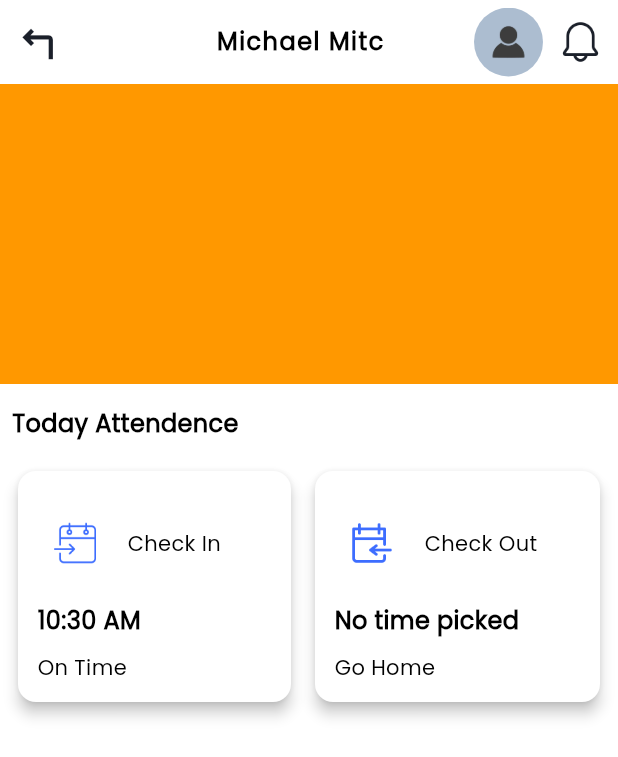
After one commit to SharvariChavan009/shivsuman_trainer, a Flutter app: the SelfAttendenceScreen screen opened directly, after a tap on "Check In", on a phone screen of 412 x 824 dp. The commit adds this screen. Shown: the top 757 px of the screen. Run offline on Flutter 3.47's test engine with Material 3 defaults, Android fonts, the phone set to English and light mode, and no system bars; our stand-ins replace auto_size_text, bloc, carousel_slider, dio, flutter_bloc, image_picker and 1 more.

Commit message:
add self attendence UI

```diff
--- a/lib/core/common/images/images_constant.dart
+++ b/lib/core/common/images/images_constant.dart
@@ -3,12 +3,7 @@ class AppImages {
   static const companyLogo = "asset/images/companyLogo.webp";
   static const loginscreenLogo = "asset/images/Carpool-bro 1.webp";
   static const personPlaceholder = "asset/images/person.webp";
-  static const videoThumbnail  = "asset/images/video_thumbnail.webp";
-
-
-
-
-
+  static const videoThumbnail = "asset/images/video_thumbnail.webp";
 
 // "assets/image/app_background.jpg";
 }
@@ -20,18 +15,16 @@ class AllIcons {
   static const expensives = "asset/images/coins.webp";
   static const settings = "asset/images/settings 1.webp";
 
-   static const profile = "asset/images/8572917.webp";
+  static const profile = "asset/images/8572917.webp";
   static const notification1 = "asset/images/bell.webp";
   static const notification2 = "asset/images/push notification.webp";
   static const changepassword = "asset/images/changepassword.webp";
   static const deleteAccount = "asset/images/delete account.webp";
 
-
+  static const checkIn = "asset/images/check-in.webp";
+  static const checkOut = "asset/images/check-in (1).webp";
+  static const breakTime = "asset/images/cup-of-drink.webp";
+  static const totalDays = "asset/images/calendar.webp";
 
   static const check = "asset/images/image 87.webp";
-
-
-
-
-
 }
--- a/lib/features/auth/presentation/otp_screen.dart
+++ b/lib/features/auth/presentation/otp_screen.dart
@@ -219,13 +219,12 @@ class _OtpScreenState extends State<OtpScreen> {
         ),
         centerTitle: true,
       ),
-      body: Column(
+      body:SingleChildScrollView(
+        child: Column(
           mainAxisAlignment: MainAxisAlignment.center,
           crossAxisAlignment: CrossAxisAlignment.center,
           children: [
-          Expanded(
-            flex: 5,
-            child: Center(
+            Center(
               child: SizedBox(
                 height: ScreenDimension.screenHeight * 0.34,
                 child: Image.asset(
@@ -234,10 +233,8 @@ class _OtpScreenState extends State<OtpScreen> {
                 ),
               ),
             ),
-          ),
-          Expanded(
-              flex: 5,
-              child: Container(
+
+            Container(
               child: Column(
                 children: [
                   Row(
@@ -349,8 +346,9 @@ class _OtpScreenState extends State<OtpScreen> {
                       ]))
                 ],
               ),
-              )),
+            ),
           ],
+        ),
       ),
     );
   }
--- a/lib/features/home/delete_accountt/dialogBox/delete_dialog.dart
+++ b/lib/features/home/delete_accountt/dialogBox/delete_dialog.dart
@@ -1,5 +1,5 @@
 import 'package:car_trainer_application/core/common/colors.dart';
-import 'package:car_trainer_application/core/common/images/images_constant.dart';
+
 import 'package:car_trainer_application/core/common/utils/screen_dimension.dart';
 import 'package:flutter/material.dart';
 
@@ -16,15 +16,14 @@ class _DeleteDialog extends State<DeleteDialog> {
     return Dialog(
       backgroundColor: Colors.white,
       child: SizedBox(
-        width: ScreenDimension.screenWidth * 0.9,
-        height: ScreenDimension.screenHeight * 0.21,
+        height: ScreenDimension.screenHeight * 0.24,
+        width: ScreenDimension.screenWidth * 0.89,
         child: Container(
           decoration: BoxDecoration(
               color: Colors.white, borderRadius: BorderRadius.circular(15)),
           child: Padding(
             padding:
                 const EdgeInsets.only(top: 5.0, bottom: 8, right: 10, left: 20),
-            child: SingleChildScrollView(
             child: Column(
               crossAxisAlignment: CrossAxisAlignment.center,
               children: [
@@ -36,25 +35,28 @@ class _DeleteDialog extends State<DeleteDialog> {
                     color: AppColors.errorColor,
                   ),
                 ),
-                  Row(
+                Padding(
+                  padding: const EdgeInsets.only(left: 2, top: 20),
+                  child: Row(
                     mainAxisAlignment: MainAxisAlignment.start,
                     children: [
-                      Padding(
-                        padding: const EdgeInsets.only(top: 15),
+                      SizedBox(
+                        width: ScreenDimension.screenWidth * 0.70,
                         child: Text(
-                          textAlign: TextAlign.center,
+                          textAlign: TextAlign.start,
                           "Do you want to delete this account?",
                           style: TextStyle(
+                            fontWeight: FontWeight.bold,
                               color: Colors.black,
-                              fontWeight: FontWeight.bold,
-                              fontSize: 16,
+                              fontSize: 14,
                               fontFamily: "Poppins"),
                         ),
-                      ),
+                      )
                     ],
                   ),
+                ),
                 Padding(
-                    padding: const EdgeInsets.only(top: 35.0),
+                  padding: const EdgeInsets.only(top: 30.0),
                   child: Row(
                     mainAxisAlignment: MainAxisAlignment.center,
                     children: [
@@ -111,7 +113,6 @@ class _DeleteDialog extends State<DeleteDialog> {
           ),
         ),
       ),
-      ),
     );
   }
 }
--- a/lib/features/home/presentation/home_screen.dart
+++ b/lib/features/home/presentation/home_screen.dart
@@ -4,6 +4,7 @@ import 'package:car_trainer_application/core/common/images/images_constant.dart'
 import 'package:car_trainer_application/core/common/utils/screen_dimension.dart';
 import 'package:car_trainer_application/core/navigation/navigationHelper.dart';
 import 'package:car_trainer_application/features/home/notification/presentation/notification_screen.dart';
+import 'package:car_trainer_application/features/home/self_attendence/presentation/self_attendence_screen.dart';
 import 'package:car_trainer_application/features/home/settings/presentation/setting_screen.dart';
 import 'package:car_trainer_application/features/home/training_videos/presentation/training_videos_screen.dart';
 import 'package:flutter/material.dart';
@@ -78,7 +79,7 @@ class _HomeScreenState extends State<HomeScreen> {
             //! Container 1
 
             Expanded(
-              flex: 3,
+              flex: 4,
               child: Column(
                 children: [
                   CarouselSlider.builder(
@@ -131,6 +132,9 @@ class _HomeScreenState extends State<HomeScreen> {
                             if (index == 0) {
                               NavigationHelper.navigateTo(
                                   context, TrainingVideosScreen());
+                            } else if (index == 1) {
+                              NavigationHelper.navigateTo(
+                                  context, SelfAttendenceScreen());
                             }
                           },
                         );
--- a/lib/features/home/profile/presentation/dialogBox/profile_dialog.dart
+++ b/lib/features/home/profile/presentation/dialogBox/profile_dialog.dart
@@ -13,37 +13,43 @@ class ProfileDialog extends StatefulWidget {
 class _ProfileDialogState extends State<ProfileDialog> {
   @override
   Widget build(BuildContext context) {
-    return    Dialog(
+    return Dialog(
       backgroundColor: Colors.white,
       child: SizedBox(
-                width: ScreenDimension.screenWidth * 0.9,
-                height: ScreenDimension.screenHeight * 0.20,
+        width: ScreenDimension.screenWidth * 0.70,
+        height: ScreenDimension.screenHeight * 0.24,
         child: Container(
           decoration: BoxDecoration(
-                      color: Colors.white,
-                      borderRadius: BorderRadius.circular(15)),
+              color: Colors.white, borderRadius: BorderRadius.circular(15)),
           child: Padding(
-                    padding: const EdgeInsets.only(
-                        top: 5.0, bottom: 8, right: 10, left: 20),
+            padding:
+                const EdgeInsets.only(top: 5.0, bottom: 8, right: 10, left: 20),
             child: SingleChildScrollView(
               child: Column(
                 crossAxisAlignment: CrossAxisAlignment.center,
                 children: [
-                         Image.asset(AllIcons.check,height: 100,width: 100,),
+                  Image.asset(
+                    AllIcons.check,
+                    height: 100,
+                    width: 100,
+                  ),
                   const SizedBox(
                     height: 20,
                   ),
-                          const Row(
+                  Row(
                     mainAxisAlignment: MainAxisAlignment.start,
                     children: [
-                              Text(
-                                textAlign: TextAlign.center,
-                                "Account information update successfull",
+                      SizedBox(
+                        width: ScreenDimension.screenWidth * 0.63,
+                        child: Text(
+                          textAlign: TextAlign.start,
+                          "Account information update successfully",
                           style: TextStyle(
-                                    color: AppColors.darkColor,
                               fontWeight: FontWeight.bold,
+                              color: Colors.black,
                               fontSize: 14,
                               fontFamily: "Poppins"),
+                        ),
                       )
                     ],
                   ),
@@ -54,6 +60,5 @@ class _ProfileDialogState extends State<ProfileDialog> {
         ),
       ),
     );
-
   }
 }
--- /dev/null
+++ b/lib/features/home/self_attendence/presentation/self_attendence_screen.dart
@@ -0,0 +1,316 @@
+import 'package:car_trainer_application/core/common/colors.dart';
+import 'package:car_trainer_application/core/common/images/images_constant.dart';
+import 'package:car_trainer_application/core/navigation/navigationHelper.dart';
+import 'package:car_trainer_application/features/home/notification/presentation/notification_screen.dart';
+import 'package:flutter/material.dart';
+import 'package:intl/intl.dart';
+
+class SelfAttendenceScreen extends StatefulWidget {
+  const SelfAttendenceScreen({super.key});
+
+  @override
+  State<SelfAttendenceScreen> createState() => _SelfAttendenceScreenState();
+}
+
+class _SelfAttendenceScreenState extends State<SelfAttendenceScreen> {
+  //!----------------------------------------------------------------
+  String _checkInTime = "No time picked";
+  String _checkOutTime = "No time picked";
+  String _year = "No year picked";
+  String _checkWhichFunctionCalled = "";
+  bool _checkInClicked = false;
+  bool _checkOutClicked = false;
+
+
+  void _datePicker() {
+    final DateTime now = DateTime.now();
+    final DateFormat pickYear = DateFormat('dd-MM-yyyy');
+    final String formatted = pickYear.format(now);
+
+    setState(() {
+      _year = formatted;
+    });
+  }
+
+  void _timePicker() {
+    final DateTime now = DateTime.now();
+    final DateFormat formatter = DateFormat('hh:mm a');
+    final String formatted = formatter.format(now);
+
+    setState(() {
+      _checkWhichFunctionCalled == "checkIn"
+          ? _checkInTime = formatted
+          : _checkOutTime = formatted;
+    });
+  }
+
+  //!----------------------------------------------------------------
+
+  @override
+  Widget build(BuildContext context) {
+    return Scaffold(
+      backgroundColor: Colors.white,
+      appBar: AppBar(
+        backgroundColor: Colors.white,
+        leading: GestureDetector(
+          child: const Icon(
+            Icons.turn_left,
+            size: 35,
+            color: AppColors.darkColor,
+          ),
+          onTap: () {
+            NavigationHelper.goBack(context);
+          },
+        ),
+        actions: [
+          Row(
+            children: [
+              const Text(
+                "Michael Mitc",
+                style: TextStyle(
+                    color: Colors.black,
+                    fontWeight: FontWeight.bold,
+                    fontSize: 16,
+                    letterSpacing: 1,
+                    fontFamily: "Poppins"),
+              ),
+              Padding(
+                  padding: const EdgeInsets.only(left: 60.0),
+                  child: ClipOval(
+                    child: SizedBox.fromSize(
+                      size: const Size.fromRadius(23), // Image radius
+                      child: Image.asset(AppImages.personPlaceholder,
+                          fit: BoxFit.cover),
+                    ),
+                  )),
+              GestureDetector(
+                child: const Padding(
+                  padding: EdgeInsets.only(right: 10.0, left: 10),
+                  child: ImageIcon(
+                    color: AppColors.darkColor,
+                    AssetImage(AllIcons.notification1),
+                    size: 30,
+                  ),
+                ),
+                onTap: () {
+                  NavigationHelper.navigateTo(
+                      context, const NotificationScreen());
+                },
+              ),
+            ],
+          )
+        ],
+      ),
+      body: Column(
+        children: [
+          //! Section 1
+
+          Container(
+            height: 200,
+            color: Colors.orange,
+          ),
+
+          //! Section 2
+
+          const Padding(
+            padding: EdgeInsets.only(top: 15.0, bottom: 8, left: 8),
+            child: Row(
+              mainAxisAlignment: MainAxisAlignment.start,
+              children: [
+                Text(
+                  "Today Attendence",
+                  style: TextStyle(
+                      color: Colors.black,
+                      fontWeight: FontWeight.bold,
+                      fontSize: 16,
+                      fontFamily: "Poppins"),
+                )
+              ],
+            ),
+          ),
+
+          //! Section 3
+
+          Row(
+            children: [
+              //? Container 1
+
+              Expanded(
+                  child: Padding(
+                padding: const EdgeInsets.all(8.0),
+                child: GestureDetector(
+                  child: Card(
+                    elevation: 4,
+                    color: Colors.white,
+                    child: Padding(
+                      padding: const EdgeInsets.all(13.0),
+                      child: Column(
+                        crossAxisAlignment: CrossAxisAlignment.start,
+                        children: [
+                          Padding(
+                            padding: const EdgeInsets.only(top: 10.0),
+                            child: Row(
+                              children: [
+                                Container(
+                                  height: 50,
+                                  width: 50,
+                                  decoration: BoxDecoration(
+                                      // color: Color.fromARGB(255, 134, 151, 204),
+                                      borderRadius: BorderRadius.circular(12)),
+                                  child: Padding(
+                                    padding: const EdgeInsets.all(10.0),
+                                    child: Image.asset(
+                                      AllIcons.checkIn,
+                                      fit: BoxFit.cover,
+                                      color: AppColors.buttonColorNew,
+                                    ),
+                                  ),
+                                ),
+                                const Padding(
+                                  padding: EdgeInsets.only(left: 10.0),
+                                  child: Text(
+                                    "Check In",
+                                    style: TextStyle(
+                                        color: Colors.black,
+                                        fontSize: 14,
+                                        fontFamily: "Poppins"),
+                                  ),
+                                ),
+                              ],
+                            ),
+                          ),
+                          Padding(
+                            padding: const EdgeInsets.only(top: 15.0),
+                            child: Text(
+                              _checkInTime,
+                              style: const TextStyle(
+                                  fontWeight: FontWeight.bold,
+                                  color: Colors.black,
+                                  fontSize: 16,
+                                  fontFamily: "Poppins"),
+                            ),
+                          ),
+                          const Padding(
+                            padding: EdgeInsets.only(top: 10.0),
+                            child: Text(
+                              "On Time",
+                              style: TextStyle(
+                                  color: Colors.black,
+                                  fontSize: 14,
+                                  fontFamily: "Poppins"),
+                            ),
+                          ),
+                        ],
+                      ),
+                    ),
+                  ),
+                  onTap: () {
+                    if (_checkInClicked == false) {
+                      _checkWhichFunctionCalled = "checkIn";
+                      _datePicker();
+                      _timePicker();
+                      print("CheckIn time: $_checkInTime & Year: $_year");
+
+                      setState(() {
+                        _checkInClicked = true;
+                      });
+                    } else {
+                      print("Already CheckIn....");
+                    }
+                  },
+                ),
+              )),
+
+              //? Container 2
+
+              Expanded(
+                  child: Padding(
+                padding: const EdgeInsets.only(top: 8.0, bottom: 8, right: 8),
+                child: GestureDetector(
+                  child: Card(
+                    elevation: 4,
+                    color: Colors.white,
+                    child: Padding(
+                      padding: const EdgeInsets.all(13.0),
+                      child: Column(
+                        crossAxisAlignment: CrossAxisAlignment.start,
+                        children: [
+                          Padding(
+                            padding: const EdgeInsets.only(top: 10.0),
+                            child: Row(
+                              children: [
+                                Container(
+                                  height: 50,
+                                  width: 50,
+                                  decoration: BoxDecoration(
+                                      // color: Color.fromARGB(255, 134, 151, 204),
+                                      borderRadius: BorderRadius.circular(12)),
+                                  child: Padding(
+                                    padding: const EdgeInsets.all(10.0),
+                                    child: Image.asset(
+                                      AllIcons.checkOut,
+                                      fit: BoxFit.cover,
+                                      color: AppColors.buttonColorNew,
+                                    ),
+                                  ),
+                                ),
+                                const Padding(
+                                  padding: EdgeInsets.only(left: 10.0),
+                                  child: Text(
+                                    "Check Out",
+                                    style: TextStyle(
+                                        color: Colors.black,
+                                        fontSize: 14,
+                                        fontFamily: "Poppins"),
+                                  ),
+                                ),
+                              ],
+                            ),
+                          ),
+                          Padding(
+                            padding: const EdgeInsets.only(top: 15.0),
+                            child: Text(
+                              _checkOutTime,
+                              style: const TextStyle(
+                                  fontWeight: FontWeight.bold,
+                                  color: Colors.black,
+                                  fontSize: 16,
+                                  fontFamily: "Poppins"),
+                            ),
+                          ),
+                          const Padding(
+                            padding: EdgeInsets.only(top: 10.0),
+                            child: Text(
+                              "Go Home",
+                              style: TextStyle(
+                                  color: Colors.black,
+                                  fontSize: 14,
+                                  fontFamily: "Poppins"),
+                            ),
+                          ),
+                        ],
+                      ),
+                    ),
+                  ),
+                  onTap: () {
+                    if (_checkOutClicked == false) {
+                      _checkWhichFunctionCalled = "checkOut";
+                      _datePicker();
+                      _timePicker();
+                      print("CheckOut time: $_checkOutTime & Year: $_year");
+                      setState(() {
+                        _checkOutClicked = true;
+                      });
+                    } else {
+                      print("Already CheckOut....");
+                    }
+                  },
+                ),
+              ))
+            ],
+          ),
+        ],
+      ),
+    );
+  }
+}
```
Also changed, not shown: asset/images/calendar.webp (added), asset/images/check-in (1).webp (added), asset/images/check-in.webp (added), asset/images/cup-of-drink.webp (added), 3 other files. Lines whose indentation alone changed are shown as unchanged.
